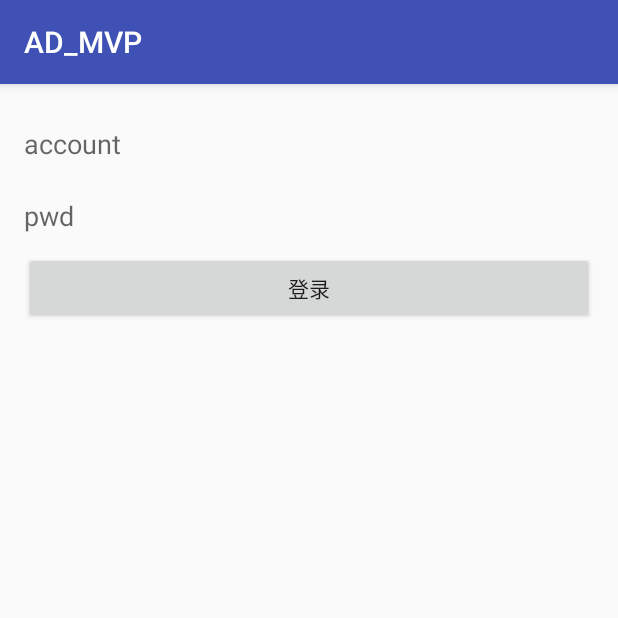
After one commit to LukeMi/L-MVP, an Android app: the LoginActivity screen opened directly, with no data from a screen before it, on a phone screen of 412 x 824 dp, the top half of it. The commit adds this screen. Run offline under Robolectric (Android 15) with nearby library versions, the phone set to English and light mode, and no system bars.

```diff
--- /dev/null
+++ b/L-MVP/app/src/main/res/layout/activity_login.xml
@@ -0,0 +1,38 @@
+<?xml version="1.0" encoding="utf-8"?>
+<android.support.constraint.ConstraintLayout xmlns:android="http://schemas.android.com/apk/res/android"
+    xmlns:app="http://schemas.android.com/apk/res-auto"
+    xmlns:tools="http://schemas.android.com/tools"
+    android:layout_width="match_parent"
+    android:layout_height="match_parent"
+    android:padding="16dp"
+    tools:context=".user.LoginActivity">
+
+    <EditText
+        android:id="@+id/et_account"
+        android:layout_width="match_parent"
+        android:layout_height="48dp"
+        android:background="@null"
+        android:hint="account"
+        app:layout_constraintLeft_toLeftOf="parent"
+        app:layout_constraintRight_toRightOf="parent" />
+
+    <EditText
+        android:id="@+id/et_pwd"
+        android:layout_width="match_parent"
+        android:layout_height="48dp"
+        android:background="@null"
+        android:hint="pwd"
+        app:layout_constraintLeft_toLeftOf="parent"
+        app:layout_constraintRight_toRightOf="parent"
+        app:layout_constraintTop_toBottomOf="@id/et_account" />
+
+    <Button
+        android:id="@+id/btn_login"
+        android:layout_width="match_parent"
+        android:layout_height="48dp"
+        android:text="@string/login"
+        app:layout_constraintLeft_toLeftOf="parent"
+        app:layout_constraintRight_toRightOf="parent"
+        app:layout_constraintTop_toBottomOf="@id/et_pwd" />
+
+</android.support.constraint.ConstraintLayout>
--- a/L-MVP/app/src/main/res/values/strings.xml
+++ b/L-MVP/app/src/main/res/values/strings.xml
@@ -1,4 +1,5 @@
 <resources>
-    <string name="app_name">AD_MVP</string>
-    <string name="action_settings">Settings</string>
+    <string name="app_name" translatable="false">AD_MVP</string>
+    <string name="action_settings" translatable="false">Settings</string>
+    <string name="login" translatable="false">登录</string>
 </resources>
```
Also changed, not shown: L-MVP/app/build.gradle (+11 -11 lines), L-MVP/app/src/main/AndroidManifest.xml (+6 -3 lines), L-MVP/app/src/main/java/com/lukemi/mvp/MainActivity.java (+10 -18 lines), L-MVP/app/src/main/java/com/lukemi/mvp/user/LoginActivity.java (added, +140 -0 lines), L-MVP/app/src/main/java/com/lukemi/mvp/user/LoginModel.java (added, +26 -0 lines), L-MVP/app/src/main/res/layout/activity_main.xml (+13 -4 lines), L-MVP/app/src/main/res/layout/content_main.xml (deleted, +0 -21 lines), L-MVP/build.gradle (+34 -0 lines), 1 other file.
